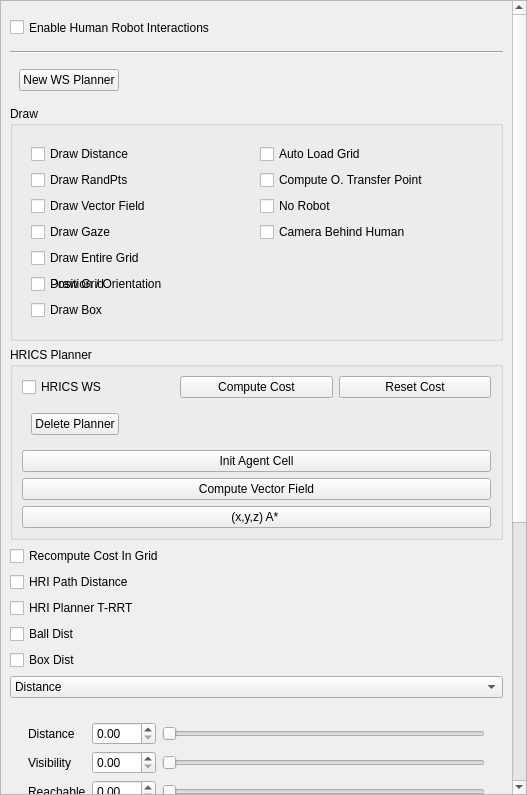
Qt form src/move3d-qt-gui-libs/src/qtMainInterface/sideWidgets/qtHrics.ui (jmainpri/move3d-studio) before a commit.
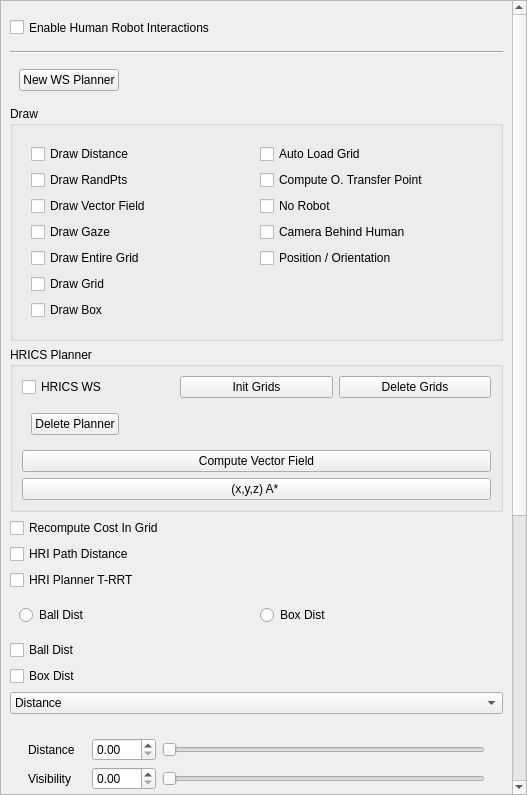
The same form after that commit.

Diff of the .ui file:
```diff
--- a/src/move3d-qt-gui-libs/src/qtMainInterface/sideWidgets/qtHrics.ui
+++ b/src/move3d-qt-gui-libs/src/qtMainInterface/sideWidgets/qtHrics.ui
@@ -35,9 +35,9 @@
       <property name="geometry">
        <rect>
         <x>0</x>
-        <y>0</y>
+        <y>-431</y>
         <width>510</width>
-        <height>1321</height>
+        <height>1335</height>
        </rect>
       </property>
       <layout class="QVBoxLayout" name="verticalLayout_24">
@@ -173,7 +173,7 @@
                </property>
               </widget>
              </item>
-             <item row="5" column="0">
+             <item row="4" column="1">
               <widget class="QCheckBox" name="checkBoxPosOr">
                <property name="text">
                 <string>Position / Orientation</string>
@@ -204,14 +204,14 @@
             <item>
              <widget class="QPushButton" name="pushButtonComputeCost">
               <property name="text">
-               <string>Compute Cost</string>
+               <string>Init Grids</string>
               </property>
              </widget>
             </item>
             <item>
              <widget class="QPushButton" name="pushButtonResetCost">
               <property name="text">
-               <string>Reset Cost</string>
+               <string>Delete Grids</string>
               </property>
              </widget>
             </item>
@@ -245,27 +245,20 @@
           </item>
           <item>
            <layout class="QGridLayout" name="gridLayout_2">
-            <item row="3" column="0">
+            <item row="2" column="0">
              <widget class="QPushButton" name="pushButtonAStarIn3DGrid">
               <property name="text">
                <string>(x,y,z) A* </string>
               </property>
              </widget>
             </item>
-            <item row="1" column="0">
+            <item row="0" column="0">
              <widget class="QPushButton" name="pushButtonVectorField">
               <property name="text">
                <string>Compute Vector Field</string>
               </property>
              </widget>
             </item>
-            <item row="0" column="0">
-             <widget class="QPushButton" name="pushButtonInitAgentGrids">
-              <property name="text">
-               <string>Init Agent Cell</string>
-              </property>
-             </widget>
-            </item>
            </layout>
           </item>
          </layout>
@@ -292,6 +285,26 @@
          </property>
         </widget>
        </item>
+       <item>
+        <widget class="QWidget" name="widget" native="true">
+         <layout class="QHBoxLayout" name="horizontalLayout">
+          <item>
+           <widget class="QRadioButton" name="radioButton">
+            <property name="text">
+             <string>Ball Dist</string>
+            </property>
+           </widget>
+          </item>
+          <item>
+           <widget class="QRadioButton" name="radioButton_2">
+            <property name="text">
+             <string>Box Dist</string>
+            </property>
+           </widget>
+          </item>
+         </layout>
+        </widget>
+       </item>
        <item>
         <widget class="QCheckBox" name="checkBoxBallDist">
          <property name="text">
```
Left out of the diff: 8 changed lines with no effect on the pictures.
